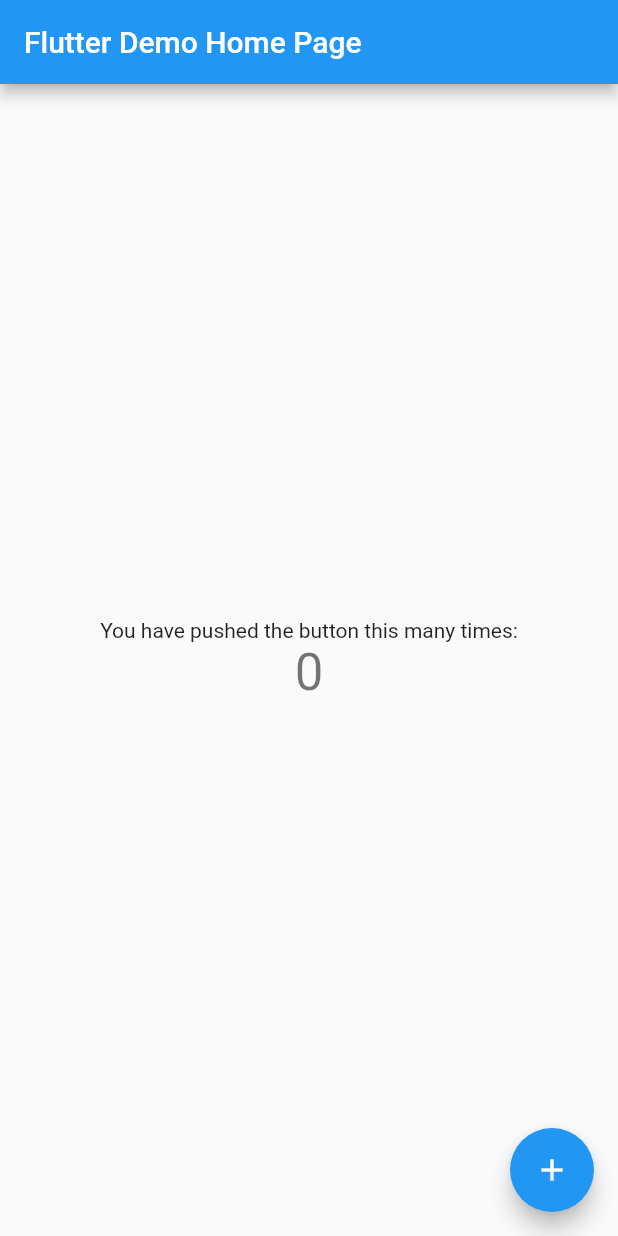
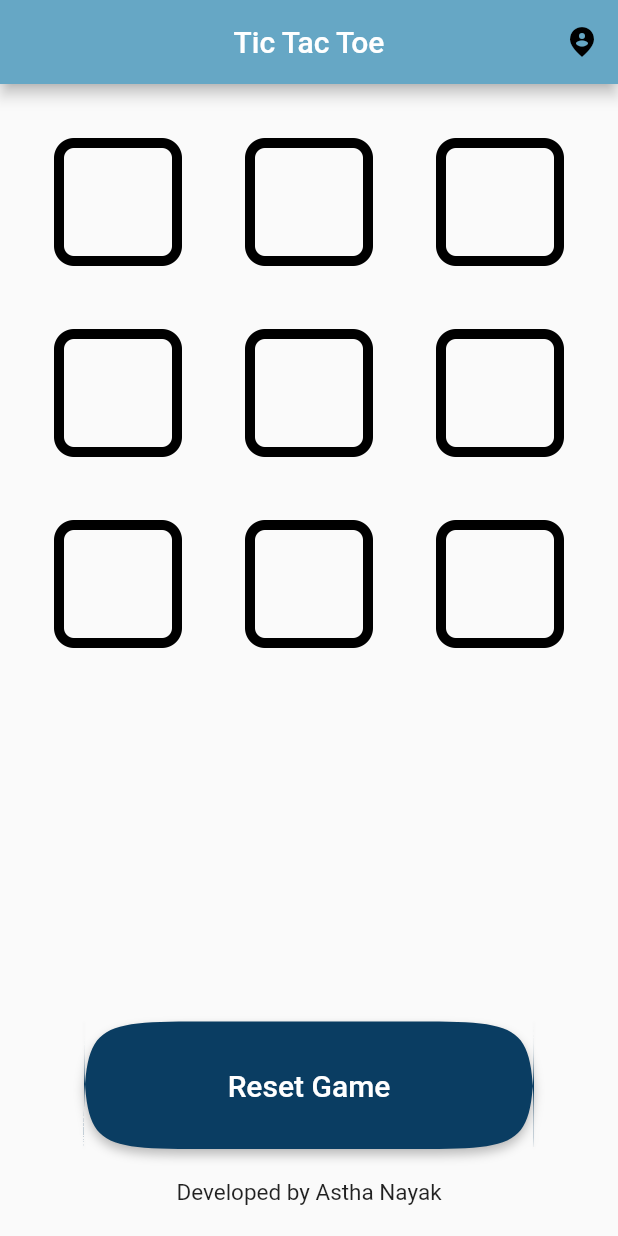
Before and after one commit to ameysunu/tic-tac-toe, a Flutter app: the screen it shows after launch, on a phone screen of 412 x 824 dp. Run offline on Flutter 3.47's test engine with Material 2 defaults, Android fonts, the light colour scheme and no system bars; our stand-ins replace native_contact_dialog; missing offline and left inert: a package.

Commit message:
basic structure

```diff
--- /dev/null
+++ b/tic_tac_toe/lib/home.dart
@@ -0,0 +1,244 @@
+import 'package:flutter/material.dart';
+import 'package:tic_tac_toe/contact.dart';
+
+class HomePage extends StatefulWidget {
+  @override
+  _HomePageState createState() => _HomePageState();
+}
+
+class _HomePageState extends State<HomePage> {
+  AssetImage cross = AssetImage("assets/cross.png");
+  AssetImage circle = AssetImage("assets/circle.png");
+  AssetImage edit = AssetImage("assets/edit.png");
+
+  bool isCross = true;
+  String message;
+  List<String> gameState;
+
+  @override
+  void initState() {
+    super.initState();
+    setState(() {
+      this.gameState = [
+        "empty",
+        "empty",
+        "empty",
+        "empty",
+        "empty",
+        "empty",
+        "empty",
+        "empty",
+        "empty",
+      ];
+      this.message = "";
+    });
+  }
+
+  playGame(int index) {
+    if (this.gameState[index] == "empty") {
+      setState(() {
+        if (this.isCross) {
+          this.gameState[index] = "cross";
+        } else {
+          this.gameState[index] = "circle";
+        }
+        this.isCross = !this.isCross;
+        this.checkWin();
+      });
+    }
+  }
+
+  resetGame() {
+    setState(() {
+      this.gameState = [
+        "empty",
+        "empty",
+        "empty",
+        "empty",
+        "empty",
+        "empty",
+        "empty",
+        "empty",
+        "empty",
+      ];
+      this.message = "";
+    });
+  }
+
+  AssetImage getImage(String value) {
+    switch (value) {
+      case ('empty'):
+        return edit;
+        break;
+      case ('cross'):
+        return cross;
+        break;
+      case ('circle'):
+        return circle;
+        break;
+    }
+  }
+
+  Delay() {
+    Future.delayed(const Duration(milliseconds: 1600), () {
+      setState(() {
+        this.resetGame();
+      });
+    });
+  }
+
+  checkWin() {
+    if ((gameState[0] != 'empty') &&
+        (gameState[0] == gameState[1]) &&
+        (gameState[1] == gameState[2])) {
+      // if any user Win update the message state
+      setState(() {
+        this.message = '${this.gameState[0]} wins';
+        this.Delay();
+      });
+    } else if ((gameState[3] != 'empty') &&
+        (gameState[3] == gameState[4]) &&
+        (gameState[4] == gameState[5])) {
+      setState(() {
+        this.message = '${this.gameState[3]} wins';
+        this.Delay();
+      });
+    } else if ((gameState[6] != 'empty') &&
+        (gameState[6] == gameState[7]) &&
+        (gameState[7] == gameState[8])) {
+      setState(() {
+        this.message = '${this.gameState[6]} wins';
+        this.Delay();
+      });
+    } else if ((gameState[0] != 'empty') &&
+        (gameState[0] == gameState[3]) &&
+        (gameState[3] == gameState[6])) {
+      setState(() {
+        this.message = '${this.gameState[0]} wins';
+        this.Delay();
+      });
+    } else if ((gameState[1] != 'empty') &&
+        (gameState[1] == gameState[4]) &&
+        (gameState[4] == gameState[7])) {
+      setState(() {
+        this.message = '${this.gameState[1]} wins';
+        this.Delay();
+      });
+    } else if ((gameState[2] != 'empty') &&
+        (gameState[2] == gameState[5]) &&
+        (gameState[5] == gameState[8])) {
+      setState(() {
+        this.message = '${this.gameState[2]} wins';
+        this.Delay();
+      });
+    } else if ((gameState[0] != 'empty') &&
+        (gameState[0] == gameState[4]) &&
+        (gameState[4] == gameState[8])) {
+      setState(() {
+        this.message = '${this.gameState[0]} wins';
+        this.Delay();
+      });
+    } else if ((gameState[2] != 'empty') &&
+        (gameState[2] == gameState[4]) &&
+        (gameState[4] == gameState[6])) {
+      setState(() {
+        this.message = '${this.gameState[2]} wins';
+        this.Delay();
+      });
+    } else if (!gameState.contains('empty')) {
+      setState(() {
+        this.message = 'Game Draw';
+        this.Delay();
+      });
+    }
+  }
+
+  @override
+  Widget build(BuildContext context) {
+    return Scaffold(
+      appBar: AppBar(
+        actions: [
+          IconButton(
+              icon: Icon(Icons.person_pin_circle_sharp),
+              onPressed: () {
+                Navigator.push(
+                  context,
+                  MaterialPageRoute(builder: (context) => ContactDev()),
+                );
+              })
+        ],
+        centerTitle: true,
+        title: Text(
+          "Tic Tac Toe",
+          style: TextStyle(
+            color: Colors.white,
+          ),
+        ),
+      ),
+      body: Column(
+        mainAxisAlignment: MainAxisAlignment.start,
+        crossAxisAlignment: CrossAxisAlignment.center,
+        children: [
+          Expanded(
+            child: GridView.builder(
+              padding: EdgeInsets.all(20.0),
+              gridDelegate: SliverGridDelegateWithFixedCrossAxisCount(
+                  crossAxisCount: 3,
+                  childAspectRatio: 1.0,
+                  crossAxisSpacing: 10.0,
+                  mainAxisSpacing: 10.0),
+              itemCount: this.gameState.length,
+              itemBuilder: (context, i) => SizedBox(
+                width: 100.0,
+                height: 100.0,
+                child: MaterialButton(
+                  onPressed: () {
+                    this.playGame(i);
+                  },
+                  child: Image(
+                    image: this.getImage(this.gameState[i]),
+                  ),
+                ),
+              ),
+            ),
+          ),
+          Container(
+            padding: EdgeInsets.all(20.0),
+            child: Text(
+              this.message,
+              style: TextStyle(
+                fontSize: 30.0,
+                fontWeight: FontWeight.bold,
+              ),
+            ),
+          ),
+          MaterialButton(
+            color: Color(0xFF0A3D62),
+            minWidth: 300.0,
+            height: 85.0,
+            child: Text(
+              "Reset Game",
+              style: TextStyle(
+                color: Colors.white,
+                fontSize: 20.0,
+              ),
+            ),
+            onPressed: () {
+              this.resetGame();
+            },
+            shape: ContinuousRectangleBorder(
+              borderRadius: BorderRadius.circular(85.0),
+            ),
+          ),
+          Container(
+            padding: EdgeInsets.all(20.0),
+            child: Text(
+              "Developed by Astha Nayak",
+              style: TextStyle(fontSize: 15.0),
+            ),
+          )
+        ],
+      ),
+    );
+  }
+}
--- a/tic_tac_toe/lib/main.dart
+++ b/tic_tac_toe/lib/main.dart
@@ -1,4 +1,5 @@
 import 'package:flutter/material.dart';
+import 'home.dart';
 
 void main() {
   runApp(MyApp());
@@ -9,109 +10,12 @@
   @override
   Widget build(BuildContext context) {
     return MaterialApp(
-      title: 'Flutter Demo',
+      title: "TIC-TAC-TOE",
+      debugShowCheckedModeBanner: false,
       theme: ThemeData(
-        // This is the theme of your application.
-        //
-        // Try running your application with "flutter run". You'll see the
-        // application has a blue toolbar. Then, without quitting the app, try
-        // changing the primarySwatch below to Colors.green and then invoke
-        // "hot reload" (press "r" in the console where you ran "flutter run",
-        // or simply save your changes to "hot reload" in a Flutter IDE).
-        // Notice that the counter didn't reset back to zero; the application
-        // is not restarted.
-        primarySwatch: Colors.blue,
-        // This makes the visual density adapt to the platform that you run
-        // the app on. For desktop platforms, the controls will be smaller and
-        // closer together (more dense) than on mobile platforms.
-        visualDensity: VisualDensity.adaptivePlatformDensity,
+        primaryColor: Color.fromRGBO(102, 167, 197, 1),
       ),
-      home: MyHomePage(title: 'Flutter Demo Home Page'),
+      home: HomePage(),
     );
   }
 }
-
-class MyHomePage extends StatefulWidget {
-  MyHomePage({Key key, this.title}) : super(key: key);
-
-  // This widget is the home page of your application. It is stateful, meaning
-  // that it has a State object (defined below) that contains fields that affect
-  // how it looks.
-
-  // This class is the configuration for the state. It holds the values (in this
-  // case the title) provided by the parent (in this case the App widget) and
-  // used by the build method of the State. Fields in a Widget subclass are
-  // always marked "final".
-
-  final String title;
-
-  @override
-  _MyHomePageState createState() => _MyHomePageState();
-}
-
-class _MyHomePageState extends State<MyHomePage> {
-  int _counter = 0;
-
-  void _incrementCounter() {
-    setState(() {
-      // This call to setState tells the Flutter framework that something has
-      // changed in this State, which causes it to rerun the build method below
-      // so that the display can reflect the updated values. If we changed
-      // _counter without calling setState(), then the build method would not be
-      // called again, and so nothing would appear to happen.
-      _counter++;
-    });
-  }
-
-  @override
-  Widget build(BuildContext context) {
-    // This method is rerun every time setState is called, for instance as done
-    // by the _incrementCounter method above.
-    //
-    // The Flutter framework has been optimized to make rerunning build methods
-    // fast, so that you can just rebuild anything that needs updating rather
-    // than having to individually change instances of widgets.
-    return Scaffold(
-      appBar: AppBar(
-        // Here we take the value from the MyHomePage object that was created by
-        // the App.build method, and use it to set our appbar title.
-        title: Text(widget.title),
-      ),
-      body: Center(
-        // Center is a layout widget. It takes a single child and positions it
-        // in the middle of the parent.
-        child: Column(
-          // Column is also a layout widget. It takes a list of children and
-          // arranges them vertically. By default, it sizes itself to fit its
-          // children horizontally, and tries to be as tall as its parent.
-          //
-          // Invoke "debug painting" (press "p" in the console, choose the
-          // "Toggle Debug Paint" action from the Flutter Inspector in Android
-          // Studio, or the "Toggle Debug Paint" command in Visual Studio Code)
-          // to see the wireframe for each widget.
-          //
-          // Column has various properties to control how it sizes itself and
-          // how it positions its children. Here we use mainAxisAlignment to
-          // center the children vertically; the main axis here is the vertical
-          // axis because Columns are vertical (the cross axis would be
-          // horizontal).
-          mainAxisAlignment: MainAxisAlignment.center,
-          children: <Widget>[
-            Text(
-              'You have pushed the button this many times:',
-            ),
-            Text(
-              '$_counter',
-              style: Theme.of(context).textTheme.headline4,
-            ),
-          ],
-        ),
-      ),
-      floatingActionButton: FloatingActionButton(
-        onPressed: _incrementCounter,
-        tooltip: 'Increment',
-        child: Icon(Icons.add),
-      ), // This trailing comma makes auto-formatting nicer for build methods.
-    );
-  }
-}
```
Also changed, not shown: tic_tac_toe/lib/contact.dart (added, +198 -0 lines), tic_tac_toe/pubspec.yaml (+6 -2 lines), tic_tac_toe/assets/circle.png (added), tic_tac_toe/assets/cross.png (added), tic_tac_toe/assets/edit.png (added), tic_tac_toe/pubspec.lock, 5 other files.
